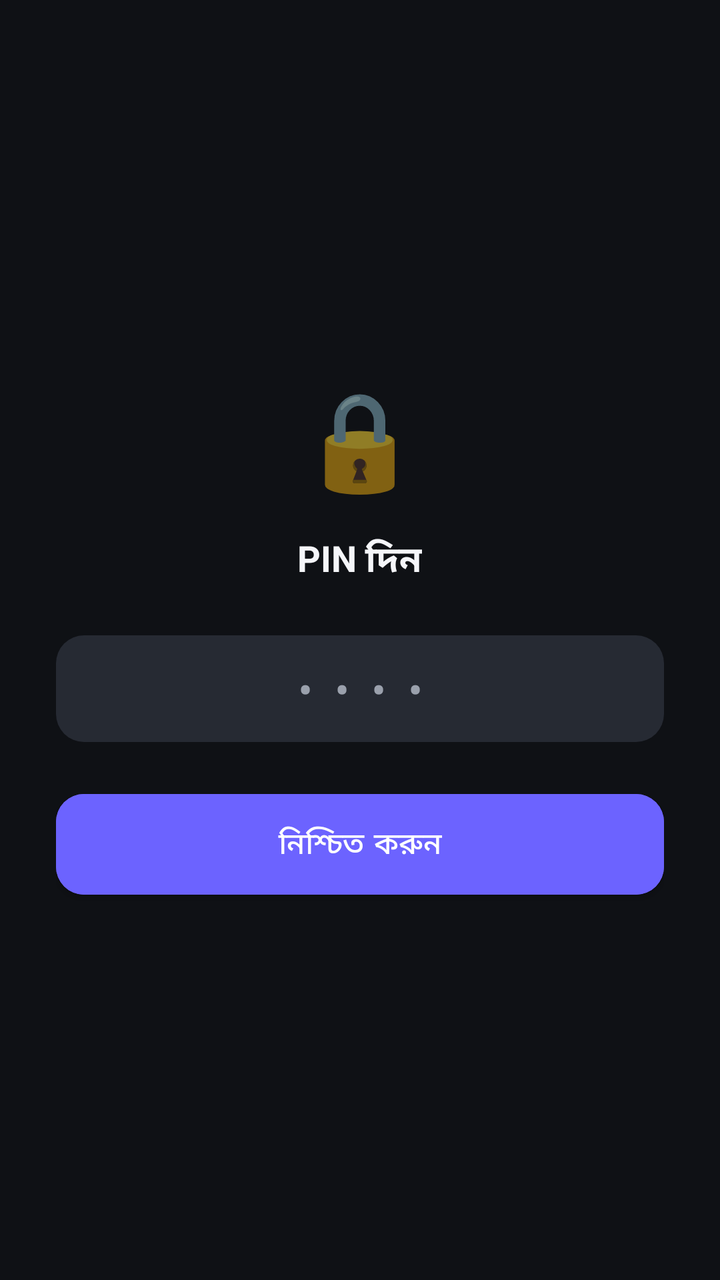
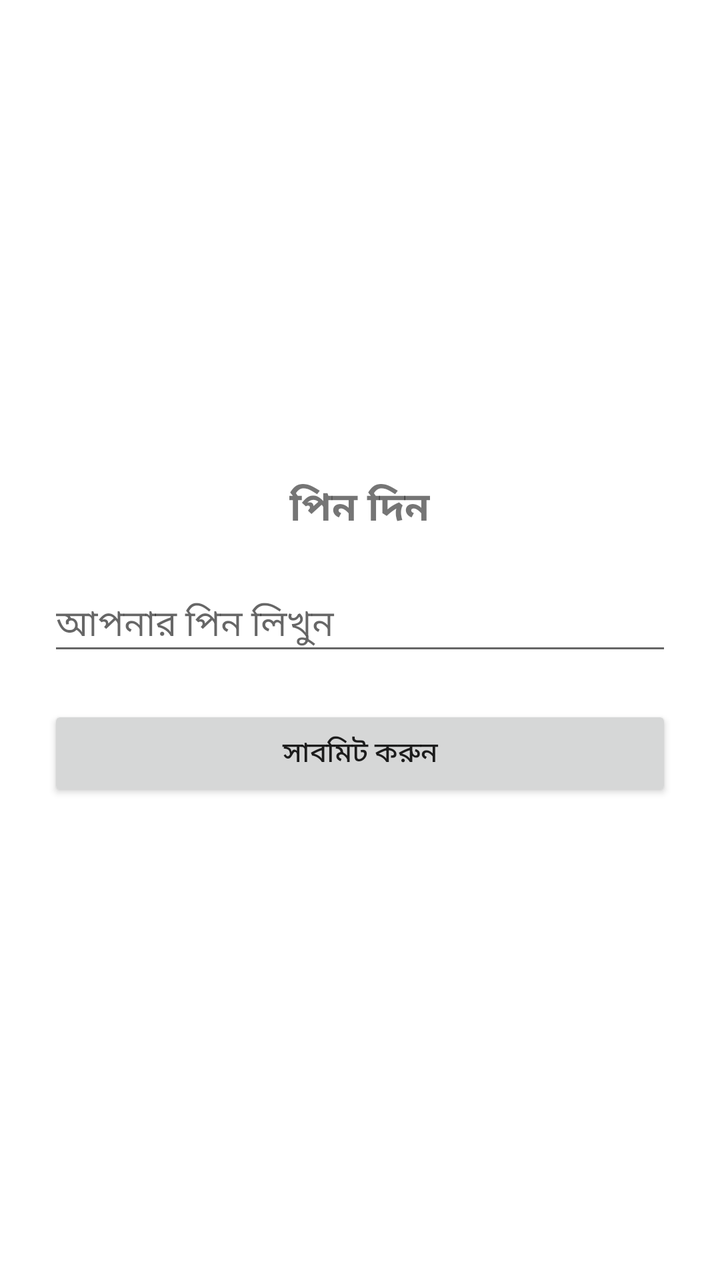

An Android layout rendered at two revisions. The XML below is the earlier revision; the diff shows what the commit changed to produce the second picture.
<!-- AndroidManifest.xml: activity theme Theme.FocusLock.Pin -->
<!-- res/layout/activity_pin.xml -->
<?xml version="1.0" encoding="utf-8"?>
<LinearLayout xmlns:android="http://schemas.android.com/apk/res/android"
    android:layout_width="match_parent"
    android:layout_height="match_parent"
    android:background="@color/bg"
    android:gravity="center"
    android:orientation="vertical"
    android:padding="28dp">

    <TextView
        android:layout_width="wrap_content"
        android:layout_height="wrap_content"
        android:text="🔒"
        android:textSize="48sp" />

    <TextView
        android:id="@+id/tvTitle"
        android:layout_width="wrap_content"
        android:layout_height="wrap_content"
        android:layout_marginTop="16dp"
        android:layout_marginBottom="24dp"
        android:text="PIN দিন"
        android:textColor="@color/text_primary"
        android:textSize="18sp"
        android:textStyle="bold" />

    <EditText
        android:id="@+id/etPin"
        android:layout_width="match_parent"
        android:layout_height="wrap_content"
        android:background="@drawable/bg_input"
        android:gravity="center"
        android:hint="••••"
        android:inputType="numberPassword"
        android:letterSpacing="0.5"
        android:maxLength="8"
        android:textColor="@color/text_primary"
        android:textColorHint="@color/text_secondary"
        android:textSize="22sp" />

    <com.google.android.material.button.MaterialButton
        android:id="@+id/btnConfirm"
        style="@style/RoundButton"
        android:layout_width="match_parent"
        android:layout_height="wrap_content"
        android:layout_marginTop="20dp"
        android:backgroundTint="@color/primary"
        android:text="নিশ্চিত করুন" />

</LinearLayout>
<!-- resources referenced by this layout -->
<resources>
  <color name="bg">#0F1115</color>
  <color name="primary">#6C63FF</color>
  <color name="text_primary">#F5F6FA</color>
  <color name="text_secondary">#9AA0AC</color>
  <!-- drawable bg_input (drawable) -->
  <?xml version="1.0" encoding="utf-8"?>
  <shape xmlns:android="http://schemas.android.com/apk/res/android">
      <solid android:color="@color/surface_light" />
      <corners android:radius="14dp" />
      <padding android:left="16dp" android:right="16dp" android:top="12dp" android:bottom="12dp" />
  </shape>
  <style name="RoundButton" parent="Widget.MaterialComponents.Button">
          <item name="cornerRadius">14dp</item>
          <item name="android:paddingTop">14dp</item>
          <item name="android:paddingBottom">14dp</item>
          <item name="android:textAllCaps">false</item>
          <item name="android:textSize">15sp</item>
      </style>
  <style name="Theme.FocusLock.Pin" parent="Theme.FocusLock" />
  <color name="surface_light">#262A33</color>
  <style name="Theme.FocusLock" parent="Theme.MaterialComponents.DayNight.NoActionBar">
          <item name="colorPrimary">@color/primary</item>
          <item name="colorPrimaryDark">@color/primary_dark</item>
          <item name="colorAccent">@color/accent</item>
          <item name="android:windowBackground">@color/bg</item>
          <item name="android:statusBarColor">@color/bg</item>
          <item name="android:navigationBarColor">@color/bg</item>
      </style>
  <color name="primary_dark">#4B44CC</color>
  <color name="accent">#00D9A5</color>
</resources>

<!-- the commit's change to res/layout/activity_pin.xml (unified diff, before → after) -->
@@ -2,49 +2,30 @@
 <LinearLayout xmlns:android="http://schemas.android.com/apk/res/android"
     android:layout_width="match_parent"
     android:layout_height="match_parent"
-    android:background="@color/bg"
     android:gravity="center"
     android:orientation="vertical"
-    android:padding="28dp">
+    android:padding="24dp">
 
     <TextView
         android:layout_width="wrap_content"
         android:layout_height="wrap_content"
-        android:text="🔒"
-        android:textSize="48sp" />
-
-    <TextView
-        android:id="@+id/tvTitle"
-        android:layout_width="wrap_content"
-        android:layout_height="wrap_content"
-        android:layout_marginTop="16dp"
-        android:layout_marginBottom="24dp"
-        android:text="PIN দিন"
-        android:textColor="@color/text_primary"
-        android:textSize="18sp"
-        android:textStyle="bold" />
+        android:text="পিন দিন"
+        android:textSize="20sp"
+        android:textStyle="bold"
+        android:layout_marginBottom="20dp"/>
 
     <EditText
         android:id="@+id/etPin"
         android:layout_width="match_parent"
         android:layout_height="wrap_content"
-        android:background="@drawable/bg_input"
-        android:gravity="center"
-        android:hint="••••"
         android:inputType="numberPassword"
-        android:letterSpacing="0.5"
-        android:maxLength="8"
-        android:textColor="@color/text_primary"
-        android:textColorHint="@color/text_secondary"
-        android:textSize="22sp" />
+        android:hint="আপনার পিন লিখুন"
+        android:maxLength="4" />
 
-    <com.google.android.material.button.MaterialButton
-        android:id="@+id/btnConfirm"
-        style="@style/RoundButton"
+    <Button
+        android:id="@+id/btnSubmit"
         android:layout_width="match_parent"
         android:layout_height="wrap_content"
         android:layout_marginTop="20dp"
-        android:backgroundTint="@color/primary"
-        android:text="নিশ্চিত করুন" />
-
+        android:text="সাবমিট করুন" />
 </LinearLayout>
<!-- resource entries referenced after the edit -->
@@ -1,34 +1,5 @@
 <!-- resources referenced by this layout -->
 <resources>
-  <color name="bg">#0F1115</color>
-  <color name="primary">#6C63FF</color>
-  <color name="text_primary">#F5F6FA</color>
-  <color name="text_secondary">#9AA0AC</color>
-  <!-- drawable bg_input (drawable) -->
-  <?xml version="1.0" encoding="utf-8"?>
-  <shape xmlns:android="http://schemas.android.com/apk/res/android">
-      <solid android:color="@color/surface_light" />
-      <corners android:radius="14dp" />
-      <padding android:left="16dp" android:right="16dp" android:top="12dp" android:bottom="12dp" />
-  </shape>
-  <style name="RoundButton" parent="Widget.MaterialComponents.Button">
-          <item name="cornerRadius">14dp</item>
-          <item name="android:paddingTop">14dp</item>
-          <item name="android:paddingBottom">14dp</item>
-          <item name="android:textAllCaps">false</item>
-          <item name="android:textSize">15sp</item>
-      </style>
-  <style name="Theme.FocusLock.Pin" parent="Theme.FocusLock" />
-  <color name="surface_light">#262A33</color>
-  <style name="Theme.FocusLock" parent="Theme.MaterialComponents.DayNight.NoActionBar">
-          <item name="colorPrimary">@color/primary</item>
-          <item name="colorPrimaryDark">@color/primary_dark</item>
-          <item name="colorAccent">@color/accent</item>
-          <item name="android:windowBackground">@color/bg</item>
-          <item name="android:statusBarColor">@color/bg</item>
-          <item name="android:navigationBarColor">@color/bg</item>
-      </style>
-  <color name="primary_dark">#4B44CC</color>
-  <color name="accent">#00D9A5</color>
+
 </resources>
 
